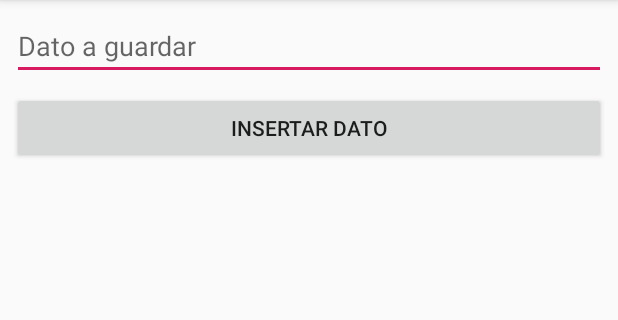
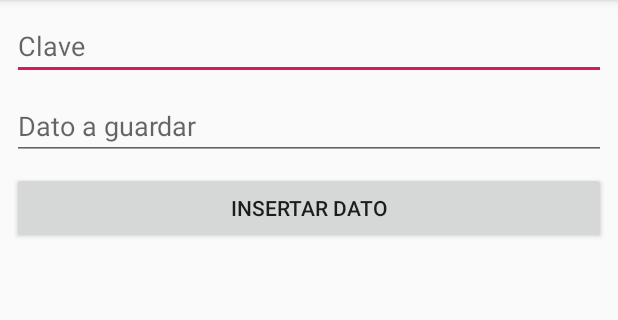
Before and after one commit to faradius/CursoFirebaseCF, an Android app: the InsertActivity screen opened directly, with no data from a screen before it, after a tap on "INSERTAR DATO", on a phone screen of 412 x 824 dp, the part 84-404 px from its top. Run offline under Robolectric (Android 15) with nearby library versions, the phone set to English and light mode, and no system bars; our stand-ins replace Firebase (no records; nobody signed in at launch, a user with empty details on screens opened directly).

```diff
--- a/app/src/main/java/com/example/cursofirebasecf/Ejemplo2_AgregarDatos/InsertActivity.java
+++ b/app/src/main/java/com/example/cursofirebasecf/Ejemplo2_AgregarDatos/InsertActivity.java
@@ -9,9 +9,12 @@ import com.example.cursofirebasecf.R;
 import com.google.firebase.database.DatabaseReference;
 import com.google.firebase.database.FirebaseDatabase;
 
+import java.util.ArrayList;
+import java.util.List;
+
 
 public class InsertActivity extends AppCompatActivity {
-    EditText dato;
+    EditText dato, clave;
     Button insertData;
     FirebaseDatabase database = FirebaseDatabase.getInstance();
     //Firebase firebase //version desactualizada para seguir usando en el curso
@@ -25,16 +28,39 @@ public class InsertActivity extends AppCompatActivity {
         //firebase = new Firebase("https://cursofirebasecf-97a1b.firebaseio.com/")
 
         dato = findViewById(R.id.data);
+        clave = findViewById(R.id.key);
         insertData = findViewById(R.id.insertData);
 
         insertData.setOnClickListener(new View.OnClickListener() {
             @Override
             public void onClick(View v) {
-                DatabaseReference myref = database.getReference("Name");
-                myref.setValue(dato.getText().toString());
+                /*DatabaseReference myref = database.getReference("Name");
+                myref.setValue(dato.getText().toString());¨*/
+
+                String value = dato.getText().toString();
+                String key = clave.getText().toString();
+                DatabaseReference myref = database.getReference();
+
+                //myref.child("ciudad").setValue(value);
+                //myref.child(key).setValue(value);
+                //myref.push().setValue(value);
+
+                /*Agregar un objeto a Firebase
+                User user = new User("Raul","Poza Rica",20);
+                myref.child("users").child(key).setValue(user);
+                */
+
+                List<User> userList = new ArrayList<>();
+
+
+
                 //Codigo obsoleto que se esta usando en el curso
                 //Firebase refFirebase = firebase.child("");
                 //refFirebase.setValue(dato.getText().toString());
+
+                /*String value = dato.getText().toString();
+                * Firebase child = firebase.child("name");
+                * child.setValue(values);*/
             }
         });
     }
--- a/app/src/main/res/layout/activity_insert.xml
+++ b/app/src/main/res/layout/activity_insert.xml
@@ -5,6 +5,18 @@
     android:layout_width="match_parent"
     android:layout_height="match_parent"
     tools:context=".Ejemplo2_AgregarDatos.InsertActivity">
+
+    <EditText
+        android:id="@+id/key"
+        android:layout_width="match_parent"
+        android:layout_height="wrap_content"
+        android:layout_marginStart="8dp"
+        android:layout_marginTop="8dp"
+        android:layout_marginEnd="8dp"
+        android:hint="@string/clave"
+        app:layout_constraintEnd_toEndOf="parent"
+        app:layout_constraintStart_toStartOf="parent"
+        app:layout_constraintTop_toTopOf="parent" />
 
     <EditText
         android:id="@+id/data"
@@ -15,8 +27,9 @@
         android:layout_marginEnd="8dp"
         android:hint="Dato a guardar"
         app:layout_constraintEnd_toEndOf="parent"
+        app:layout_constraintHorizontal_bias="0.0"
         app:layout_constraintStart_toStartOf="parent"
-        app:layout_constraintTop_toTopOf="parent" />
+        app:layout_constraintTop_toBottomOf="@+id/key" />
 
     <Button
         android:id="@+id/insertData"
--- a/app/src/main/res/values/strings.xml
+++ b/app/src/main/res/values/strings.xml
@@ -10,4 +10,5 @@
     <string name="register">Registrarse</string>
     <string name="state">Estado</string>
     <string name="insertar_datos">Insertar Datos</string>
+    <string name="clave">Clave</string>
 </resources>
```
Also changed, not shown: app/src/main/java/com/example/cursofirebasecf/Ejemplo1_Authentication/AuthenticationMainActivity.java (+38 -8 lines), app/src/main/java/com/example/cursofirebasecf/Ejemplo2_AgregarDatos/User.java (added, +37 -0 lines).
